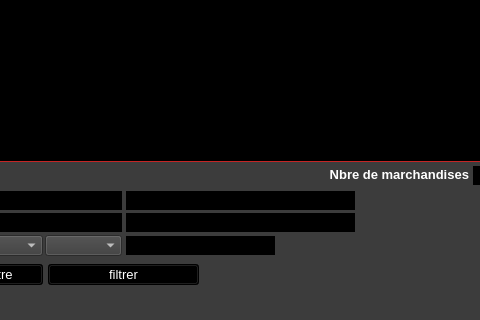
xnoumbissinoundou/yeroth-erp-3.0, file ui/yeroth-erp-marchandises-window.ui: the form before one commit; both pictures show x 119 to 599 and y 280 to 600 of the 800 by 600 pixel window.
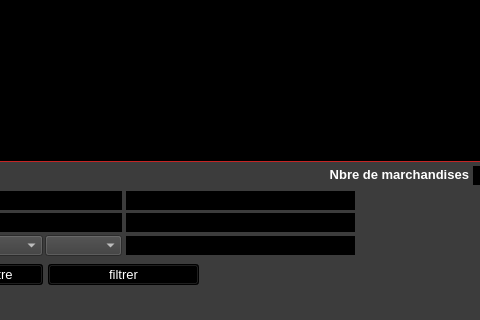
The form after the commit. Icons and pictures are not drawn. Custom widgets are drawn as their Qt base class.

```diff
--- a/ui/yeroth-erp-marchandises-window.ui
+++ b/ui/yeroth-erp-marchandises-window.ui
@@ -3874,7 +3874,7 @@
      <rect>
       <x>244</x>
       <y>465</y>
-      <width>151</width>
+      <width>231</width>
       <height>21</height>
      </rect>
     </property>
```
